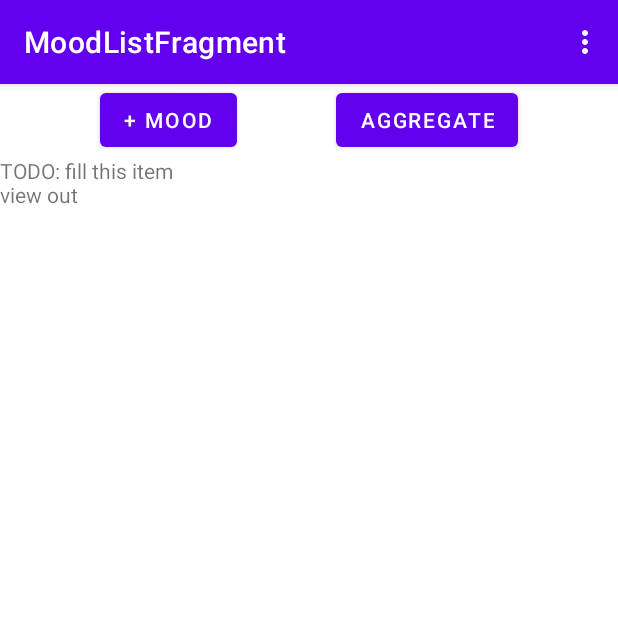
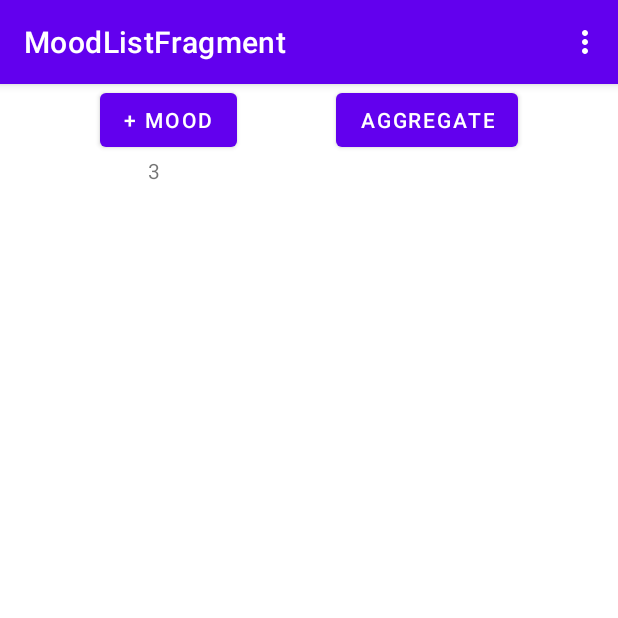
Before and after one commit to seanaujong/Moo-d, an Android app: the ReflectionFragment screen opened through its navigation route, after a tap on "SUBMIT", on a phone screen of 412 x 824 dp, the top half of it. Run offline under Robolectric (Android 15) with nearby library versions, the phone set to English and light mode, and no system bars; our stand-ins replace Room's generated code, data binding, navigation-ui.

Commit message:
binded some more data and show a sample aggregate query

```diff
--- a/app/src/main/java/com/smhvincent/moo_d/database/MoodDatabaseDao.kt
+++ b/app/src/main/java/com/smhvincent/moo_d/database/MoodDatabaseDao.kt
@@ -28,4 +28,7 @@ interface MoodDatabaseDao {
 
     @Query("SELECT * FROM mood_table WHERE moodId = :key")
     fun getWithLiveData(key: Long): LiveData<Mood>
+
+    @Query("SELECT AVG(rating) FROM mood_table")
+    suspend fun getRatingAverage(): Long
 }
--- a/app/src/main/java/com/smhvincent/moo_d/moodaggregate/MoodAggregateFragment.kt
+++ b/app/src/main/java/com/smhvincent/moo_d/moodaggregate/MoodAggregateFragment.kt
@@ -33,6 +33,10 @@ class MoodAggregateFragment : Fragment() {
         val moodAggregateViewModel =
             ViewModelProvider(this, viewModelFactory)[MoodAggregateViewModel::class.java]
 
+        moodAggregateViewModel.average.observe(viewLifecycleOwner) { average ->
+            binding.firstAggregationTv.text = getString(R.string.first_aggregation_message, average)
+        }
+
         return binding.root
 
     }
--- a/app/src/main/java/com/smhvincent/moo_d/moodlist/MoodListFragment.kt
+++ b/app/src/main/java/com/smhvincent/moo_d/moodlist/MoodListFragment.kt
@@ -35,7 +35,7 @@ class MoodListFragment : Fragment() {
 
         // recyclerview
 
-        val manager = GridLayoutManager(activity, 3)
+        val manager = GridLayoutManager(activity, 2)
         binding.moodList.layoutManager = manager
 
         val adapter = MoodAdapter(MoodListener { moodId ->
--- a/app/src/main/res/layout/fragment_mood_aggregate.xml
+++ b/app/src/main/res/layout/fragment_mood_aggregate.xml
@@ -63,7 +63,8 @@
                 android:layout_margin="16dp"
                 android:text="@string/first_aggregation_message"
                 android:textAlignment="center"
-                android:textAppearance="@style/TextAppearance.AppCompat.Large" />
+                android:textAppearance="@style/TextAppearance.AppCompat.Large"
+                tools:text="Most of your days were: 3"/>
         </androidx.cardview.widget.CardView>
 
         <androidx.cardview.widget.CardView
--- a/app/src/main/res/layout/list_item_mood.xml
+++ b/app/src/main/res/layout/list_item_mood.xml
@@ -1,6 +1,7 @@
 <?xml version="1.0" encoding="utf-8"?>
 <layout xmlns:android="http://schemas.android.com/apk/res/android"
-    xmlns:app="http://schemas.android.com/apk/res-auto">
+    xmlns:app="http://schemas.android.com/apk/res-auto"
+    xmlns:tools="http://schemas.android.com/tools">
 
     <data>
         <variable
@@ -14,16 +15,18 @@
 
     <androidx.constraintlayout.widget.ConstraintLayout
         android:layout_width="match_parent"
-        android:layout_height="match_parent"
+        android:layout_height="wrap_content"
         android:onClick="@{() -> clickListener.onClick(mood)}">
 
         <TextView
             android:layout_width="match_parent"
-            android:layout_height="wrap_content"
+            android:layout_height="match_parent"
             app:layout_constraintTop_toTopOf="parent"
             app:layout_constraintStart_toStartOf="parent"
             app:layout_constraintEnd_toEndOf="parent"
-            android:text="TODO: fill this item view out"
+            android:text="@{String.valueOf(mood.rating)}"
+            tools:text="3"
+            android:gravity="center"
             />
 
     </androidx.constraintlayout.widget.ConstraintLayout>
```
Also changed, not shown: app/src/main/java/com/smhvincent/moo_d/moodaggregate/MoodAggregateViewModel.kt (+12 -1 lines).
